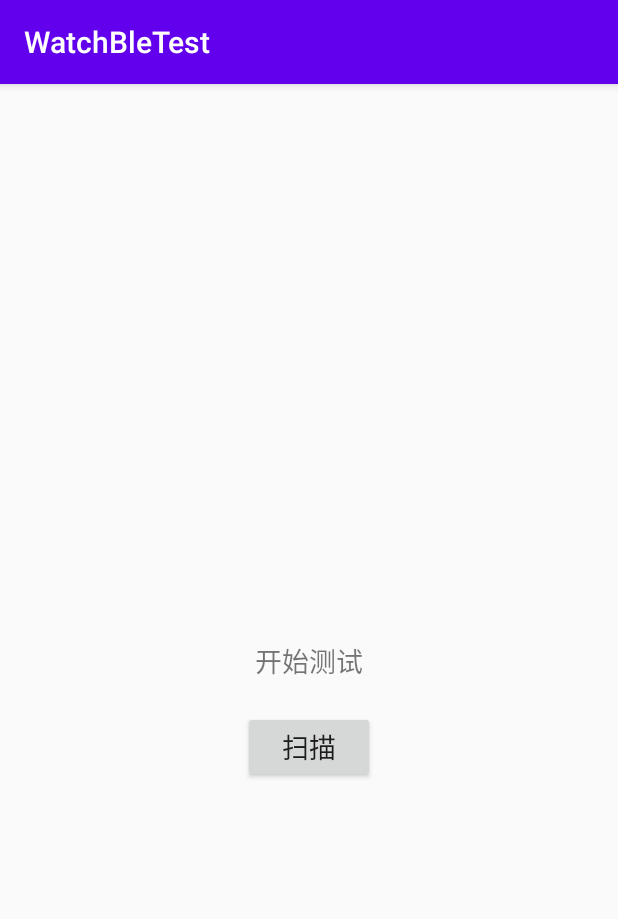
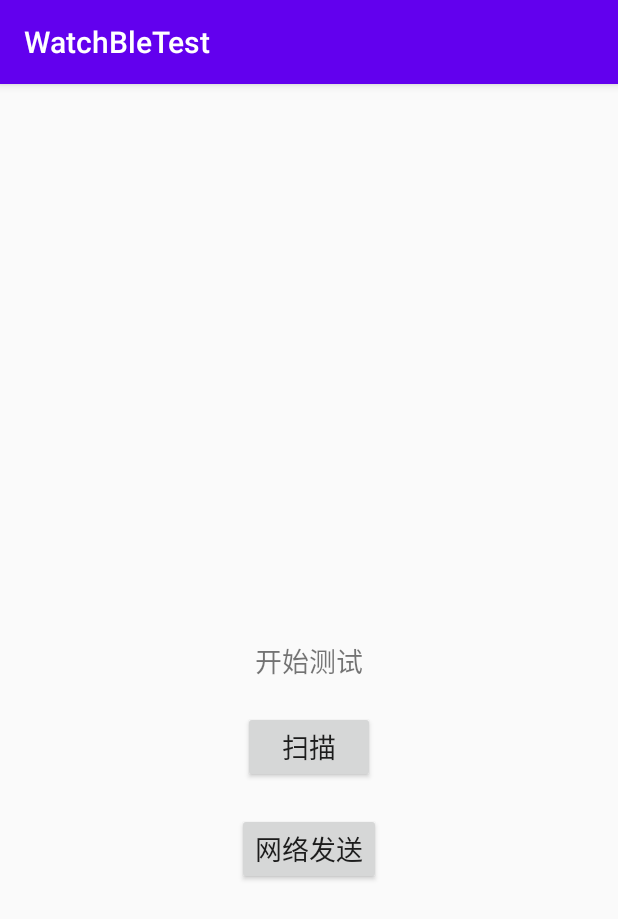
Before and after one commit to Xcommander/WatchBleTest, an Android app: the screen it shows after launch (MainActivity), on a phone screen of 412 x 824 dp. Shown: the top 919 px of the screen. Run offline under Robolectric (Android 15) with nearby library versions, the phone set to English and light mode, and no system bars; libraries missing offline, so code that uses them is left out: com.clj.fastble; 4 statements that could not run were skipped.

Commit message:
second commit

```diff
--- a/app/build.gradle
+++ b/app/build.gradle
@@ -36,4 +36,6 @@ dependencies {
     androidTestImplementation 'androidx.test.espresso:espresso-core:3.2.0'
     implementation 'com.clj.fastble:FastBleLib:2.3.4'
     implementation 'androidx.recyclerview:recyclerview:1.1.0'
+    implementation("com.squareup.okhttp3:okhttp:3.12.0")
+    implementation 'com.google.code.gson:gson:2.8.6'
 }
--- a/app/src/main/java/com/qihoo/watchbletest/MainActivity.kt
+++ b/app/src/main/java/com/qihoo/watchbletest/MainActivity.kt
@@ -3,18 +3,36 @@ package com.qihoo.watchbletest
 import android.bluetooth.BluetoothGatt
 import android.content.pm.PackageManager
 import android.os.Build
-import androidx.appcompat.app.AppCompatActivity
 import android.os.Bundle
 import android.util.Log
 import android.widget.Toast
+import androidx.appcompat.app.AppCompatActivity
 import com.clj.fastble.data.BleDevice
 import com.clj.fastble.exception.BleException
+import com.google.gson.JsonObject
 import kotlinx.android.synthetic.main.activity_main.*
+import okhttp3.MediaType
+import okhttp3.OkHttpClient
+import okhttp3.Request
+import okhttp3.RequestBody
+import java.util.concurrent.*
+
 
 class MainActivity : AppCompatActivity() {
 
 
     var watchList: MutableList<BleDevice>? = null
+    private val okHttpClient: OkHttpClient = OkHttpClient()
+    private val mSingleThreadPool: ExecutorService = ThreadPoolExecutor(
+        1,
+        1,
+        0L,
+        TimeUnit.MILLISECONDS,
+        LinkedBlockingQueue<Runnable>(1024),
+        Executors.defaultThreadFactory(),
+        ThreadPoolExecutor.AbortPolicy()
+    )
+
     /**
      * 0开始状态
      * 1表示扫描完成
@@ -71,6 +89,7 @@ class MainActivity : AppCompatActivity() {
                 }
             }
         }
+        ble_network.setOnClickListener { postRequest() }
     }
 
     private fun initData() {
@@ -222,6 +241,40 @@ class MainActivity : AppCompatActivity() {
             }
     }
 
+    private fun postRequest() {
+        val jsonObject = JsonObject()
+        jsonObject.addProperty("str", "123")
+        val body: RequestBody = RequestBody.create(MEDIA_TYPE_MARKDOWN, jsonObject.toString())
+        val request = Request.Builder()
+            .url("http://devapp.artimen.cn:8001/Service/LogService.asmx/uploadStr")
+            .post(body)
+            .build()
+        mSingleThreadPool.execute {
+            try {
+                okHttpClient.newCall(request).execute().use { response ->
+                    if (response.isSuccessful) {
+                        Log.e("xulinchao", "successful")
+                    } else {
+                        Log.e("xulinchao", "failed")
+                    }
+
+                }
+            } catch (e: Exception) {
+                Log.e("xulinchao",e.printStackTrace().toString())
+            }
+        }
+
+    }
+
+    companion object {
+        val MEDIA_TYPE_MARKDOWN = MediaType.parse("application/json; charset=utf-8");
+    }
+
+    override fun onDestroy() {
+        super.onDestroy()
+        mSingleThreadPool.shutdown()
+    }
+
     fun reset() {
         ble_tip.text = "开始测试"
         ble_operation.text = "扫描"
--- a/app/src/main/res/layout/activity_main.xml
+++ b/app/src/main/res/layout/activity_main.xml
@@ -28,5 +28,15 @@
         app:layout_constraintLeft_toLeftOf="parent"
         app:layout_constraintRight_toRightOf="parent"
         app:layout_constraintTop_toBottomOf="@id/ble_tip" />
+    <Button
+        android:id="@+id/ble_network"
+        android:layout_width="wrap_content"
+        android:layout_height="wrap_content"
+        android:layout_marginTop="20dp"
+        android:text="网络发送"
+        android:textSize="18sp"
+        app:layout_constraintLeft_toLeftOf="parent"
+        app:layout_constraintRight_toRightOf="parent"
+        app:layout_constraintTop_toBottomOf="@id/ble_operation" />
 
 </androidx.constraintlayout.widget.ConstraintLayout>
```
